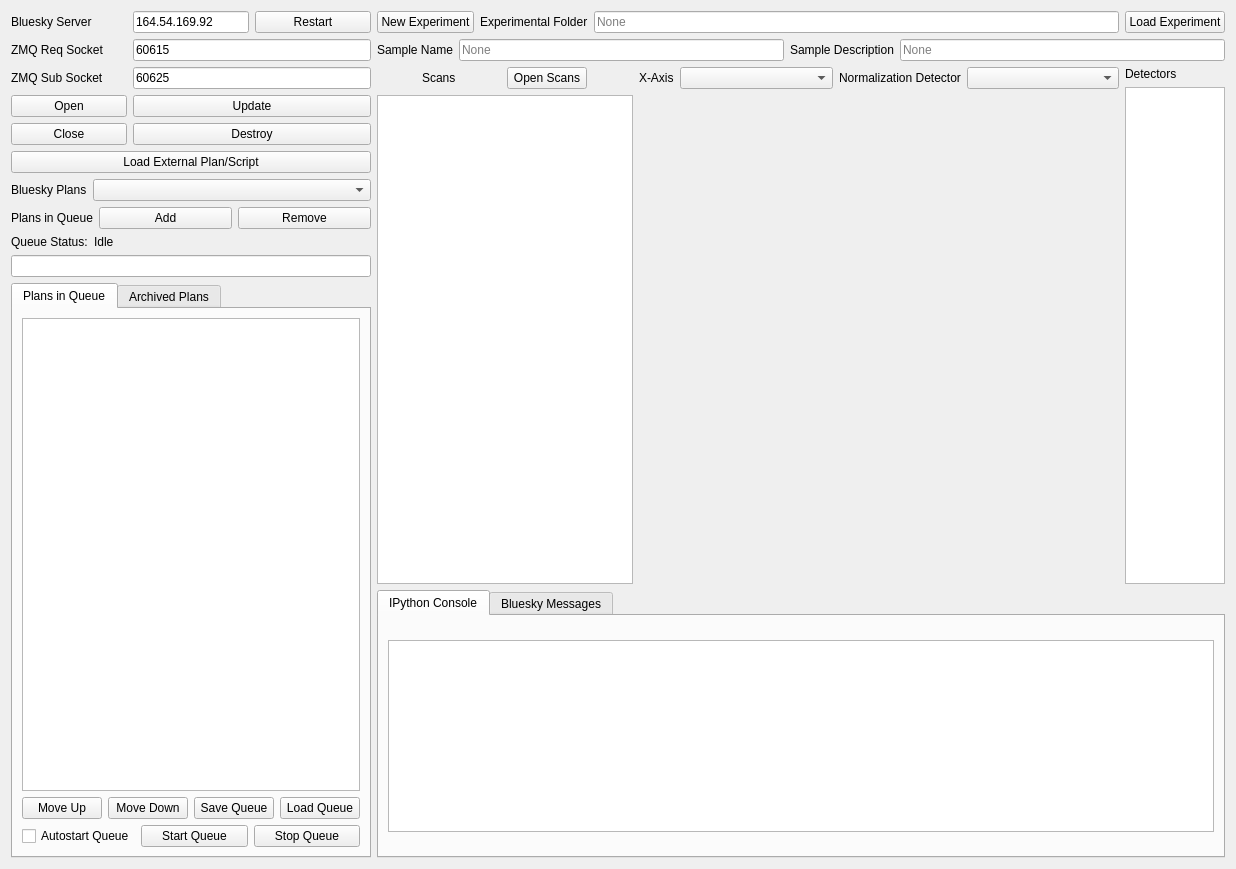
Old version of the form ui/Bluesky_Client.ui in the repository chemmatcars/ASWAXS.
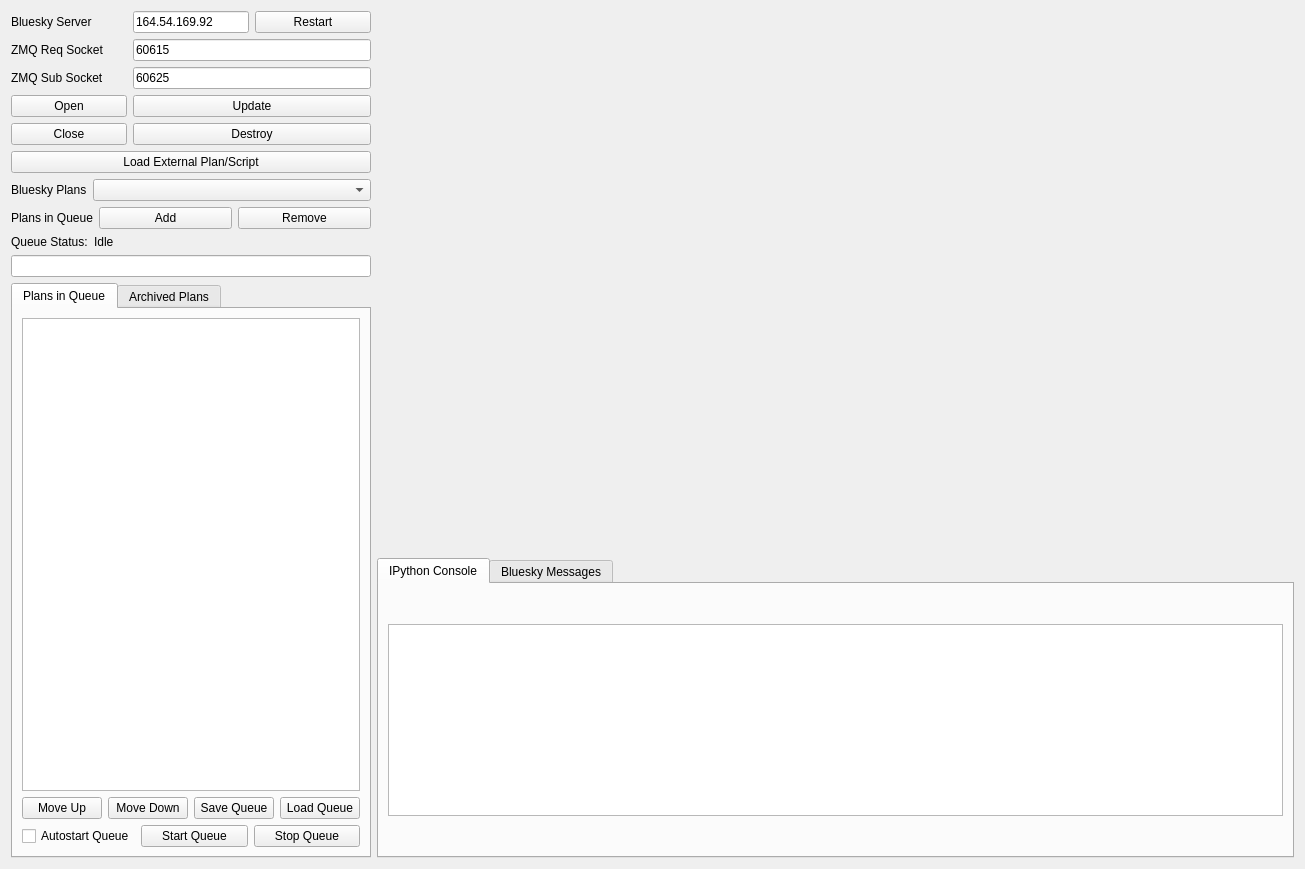
New version of the form. Custom widgets are drawn as their Qt base class.

What changed in the file:
```diff
--- a/ui/Bluesky_Client.ui
+++ b/ui/Bluesky_Client.ui
@@ -6,14 +6,14 @@
    <rect>
     <x>0</x>
     <y>0</y>
-    <width>1236</width>
+    <width>1305</width>
     <height>869</height>
    </rect>
   </property>
   <property name="windowTitle">
    <string>Form</string>
   </property>
-  <layout class="QHBoxLayout" name="horizontalLayout_5">
+  <layout class="QHBoxLayout" name="horizontalLayout_2">
    <item>
     <layout class="QVBoxLayout" name="verticalLayout_9">
      <item>
@@ -390,202 +390,14 @@
    <item>
     <layout class="QVBoxLayout" name="verticalLayout">
      <item>
-      <layout class="QHBoxLayout" name="horizontalLayout_16">
-       <item>
-        <widget class="QPushButton" name="newExperimentPushButton">
-         <property name="text">
-          <string>New Experiment</string>
-         </property>
-        </widget>
-       </item>
-       <item>
-        <widget class="QLabel" name="label_11">
-         <property name="text">
-          <string>Experimental Folder</string>
-         </property>
-        </widget>
-       </item>
-       <item>
-        <widget class="QLineEdit" name="experimentFolderLineEdit">
-         <property name="placeholderText">
-          <string>None</string>
-         </property>
-        </widget>
-       </item>
-       <item>
-        <widget class="QPushButton" name="loadExperimentPushButton">
-         <property name="text">
-          <string>Load Experiment</string>
-         </property>
-        </widget>
-       </item>
-      </layout>
-     </item>
-     <item>
-      <layout class="QHBoxLayout" name="horizontalLayout_17">
-       <item>
-        <widget class="QLabel" name="label_12">
-         <property name="text">
-          <string>Sample Name</string>
-         </property>
-        </widget>
-       </item>
-       <item>
-        <widget class="QLineEdit" name="sampleNameLineEdit">
-         <property name="text">
-          <string/>
-         </property>
-         <property name="placeholderText">
-          <string>None</string>
-         </property>
-        </widget>
-       </item>
-       <item>
-        <widget class="QLabel" name="label_13">
-         <property name="text">
-          <string>Sample Description</string>
-         </property>
-        </widget>
-       </item>
-       <item>
-        <widget class="QLineEdit" name="lineEdit">
-         <property name="placeholderText">
-          <string>None</string>
-         </property>
-        </widget>
-       </item>
-      </layout>
-     </item>
-     <item>
-      <layout class="QHBoxLayout" name="horizontalLayout_2">
-       <item>
-        <layout class="QVBoxLayout" name="verticalLayout_10">
-         <item>
-          <layout class="QHBoxLayout" name="horizontalLayout_13">
-           <item>
-            <widget class="QLabel" name="label_10">
-             <property name="sizePolicy">
-              <sizepolicy hsizetype="Fixed" vsizetype="Preferred">
-               <horstretch>0</horstretch>
-               <verstretch>0</verstretch>
-              </sizepolicy>
-             </property>
-             <property name="text">
-              <string>Scans</string>
-             </property>
-            </widget>
-           </item>
-           <item>
-            <widget class="QPushButton" name="openScansPushButton">
-             <property name="sizePolicy">
-              <sizepolicy hsizetype="Fixed" vsizetype="Fixed">
-               <horstretch>0</horstretch>
-               <verstretch>0</verstretch>
-              </sizepolicy>
-             </property>
-             <property name="text">
-              <string>Open Scans</string>
-             </property>
-            </widget>
-           </item>
-          </layout>
-         </item>
-         <item>
-          <widget class="QListWidget" name="scanListWidget">
-           <property name="sizePolicy">
-            <sizepolicy hsizetype="Fixed" vsizetype="Expanding">
-             <horstretch>0</horstretch>
-             <verstretch>0</verstretch>
-            </sizepolicy>
-           </property>
-          </widget>
-         </item>
-        </layout>
-       </item>
-       <item>
-        <layout class="QVBoxLayout" name="verticalLayout_11">
-         <item>
-          <layout class="QHBoxLayout" name="horizontalLayout_12">
-           <item>
-            <widget class="QLabel" name="label_7">
-             <property name="sizePolicy">
-              <sizepolicy hsizetype="Fixed" vsizetype="Fixed">
-               <horstretch>0</horstretch>
-               <verstretch>0</verstretch>
-              </sizepolicy>
-             </property>
-             <property name="text">
-              <string>X-Axis</string>
-             </property>
-            </widget>
-           </item>
-           <item>
-            <widget class="QComboBox" name="plotXAxisComboBox"/>
-           </item>
-           <item>
-            <widget class="QLabel" name="label_8">
-             <property name="sizePolicy">
-              <sizepolicy hsizetype="Fixed" vsizetype="Fixed">
-               <horstretch>0</horstretch>
-               <verstretch>0</verstretch>
-              </sizepolicy>
-             </property>
-             <property name="text">
-              <string>Normalization Detector</string>
-             </property>
-            </widget>
-           </item>
-           <item>
-            <widget class="QComboBox" name="normDetectorComboBox"/>
-           </item>
-          </layout>
-         </item>
-         <item>
-          <widget class="PlotWidget" name="scanPlotWidget" native="true">
-           <property name="sizePolicy">
-            <sizepolicy hsizetype="Expanding" vsizetype="Expanding">
-             <horstretch>0</horstretch>
-             <verstretch>0</verstretch>
-            </sizepolicy>
-           </property>
-          </widget>
-         </item>
-        </layout>
-       </item>
-       <item>
-        <layout class="QVBoxLayout" name="verticalLayout_12">
-         <item>
-          <widget class="QLabel" name="label_9">
-           <property name="text">
-            <string>Detectors</string>
-           </property>
-          </widget>
-         </item>
-         <item>
-          <widget class="QListWidget" name="detectorListWidget">
-           <property name="sizePolicy">
-            <sizepolicy hsizetype="Fixed" vsizetype="Expanding">
-             <horstretch>0</horstretch>
-             <verstretch>0</verstretch>
-            </sizepolicy>
-           </property>
-           <property name="minimumSize">
-            <size>
-             <width>100</width>
-             <height>0</height>
-            </size>
-           </property>
-           <property name="maximumSize">
-            <size>
-             <width>100</width>
-             <height>16777215</height>
-            </size>
-           </property>
-          </widget>
-         </item>
-        </layout>
-       </item>
-      </layout>
+      <widget class="PyDMEmbeddedDisplay" name="PyDMEmbeddedDisplay">
+       <property name="toolTip">
+        <string/>
+       </property>
+       <property name="filename" stdset="0">
+        <string>ScanPlotter.ui</string>
+       </property>
+      </widget>
      </item>
      <item>
       <widget class="QTabWidget" name="consoleTabWidget">
@@ -677,18 +489,17 @@
   </layout>
  </widget>
  <customwidgets>
+  <customwidget>
+   <class>PyDMEmbeddedDisplay</class>
+   <extends>QFrame</extends>
+   <header>pydm.widgets.embedded_display</header>
+  </customwidget>
   <customwidget>
    <class>PyDMFrame</class>
    <extends>QFrame</extends>
    <header>pydm.widgets.frame</header>
    <container>1</container>
   </customwidget>
-  <customwidget>
-   <class>PlotWidget</class>
-   <extends>QWidget</extends>
-   <header>PlotWidget</header>
-   <container>1</container>
-  </customwidget>
   <customwidget>
    <class>ConsoleWidget</class>
    <extends>QTextEdit</extends>
```
